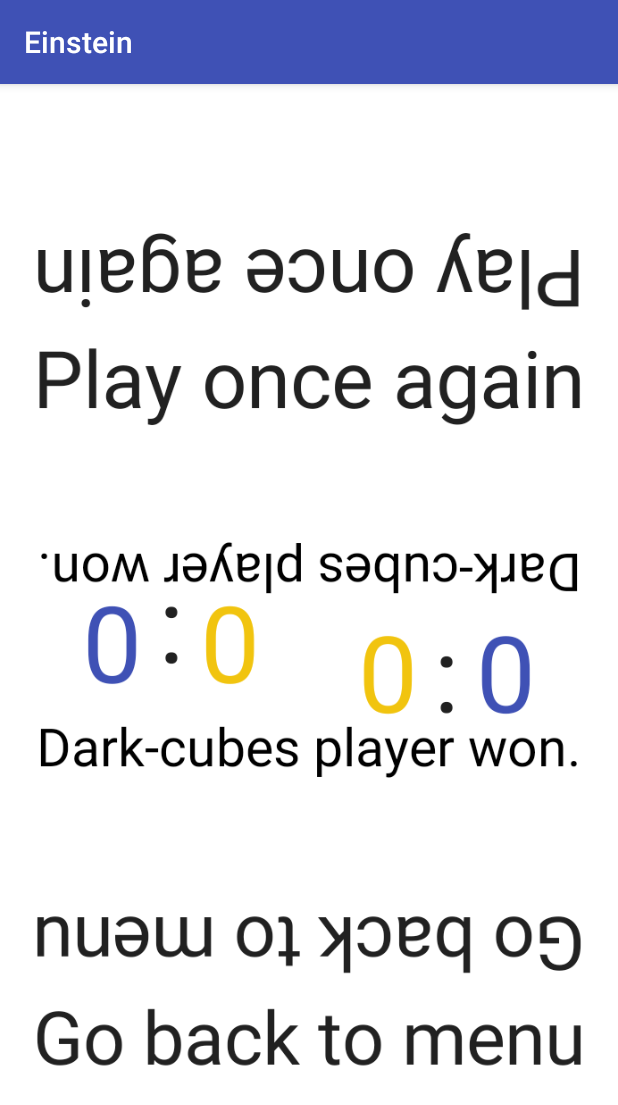
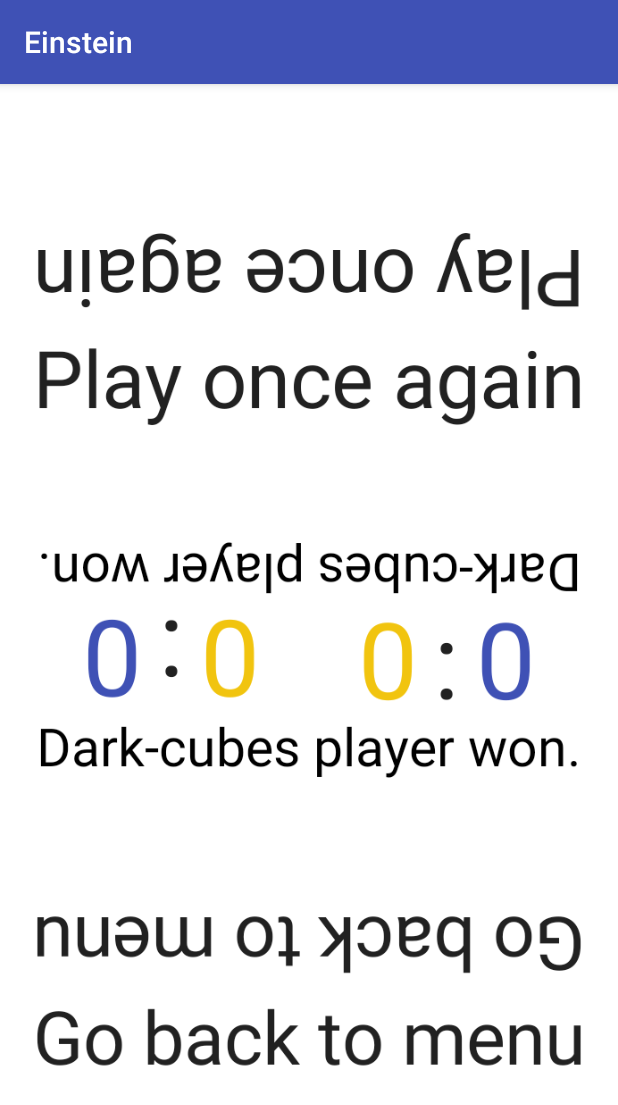
Before and after one commit to apiote/Einstein, an Android app: the EndingDialogueActivity screen opened directly, with no data from a screen before it, on a phone screen of 412 x 824 dp. Shown: the top 1105 px of the screen. Run offline under Robolectric (Android 15) with nearby library versions, the phone set to English and light mode, and no system bars; 3 statements that could not run were skipped.

Commit message:
text vertically centred & ResultsFile fixes

```diff
--- a/app/src/main/java/pl/cba/adamsprogs/einsteinplaysnodice/activities/EndingDialogueActivity.java
+++ b/app/src/main/java/pl/cba/adamsprogs/einsteinplaysnodice/activities/EndingDialogueActivity.java
@@ -77,18 +77,20 @@ public class EndingDialogueActivity extends AppCompatActivity {
         mirrorCanvas.drawText(won, windowWidth / 2, windowHeight / 2 + p.getTextSize() * 2, p);
 
         p.setTextSize(p.getTextSize() * 2);
+        Rect bounds = new Rect();
+        p.getTextBounds(lRes + getString(R.string.resultsSeparator) + dRes, 0, lRes.length() + 1 + dRes.length(), bounds);
 
         p.setColor(Col[0]);
-        canvas.drawText(lRes, 3 * windowWidth / 4 - p.measureText(lRes), windowHeight / 2 + p.getTextSize() / 2, p);
-        mirrorCanvas.drawText(lRes, 3 * windowWidth / 4 - p.measureText(lRes), windowHeight / 2 + p.getTextSize() / 2, p);
+        canvas.drawText(lRes, 3 * windowWidth / 4 - p.measureText(lRes), windowHeight / 2 + bounds.height() / 2, p);
+        mirrorCanvas.drawText(lRes, 3 * windowWidth / 4 - p.measureText(lRes), windowHeight / 2 + bounds.height() / 2, p);
 
         p.setColor(getColour(context, R.color.text));
-        canvas.drawText(getString(R.string.resultsSeparator), 3 * windowWidth / 4, windowHeight / 2 + p.getTextSize() / 2, p);
-        mirrorCanvas.drawText(getString(R.string.resultsSeparator), 3 * windowWidth / 4, windowHeight / 2 + p.getTextSize() / 2, p);
+        canvas.drawText(getString(R.string.resultsSeparator), 3 * windowWidth / 4, windowHeight / 2 + bounds.height() / 2, p);
+        mirrorCanvas.drawText(getString(R.string.resultsSeparator), 3 * windowWidth / 4, windowHeight / 2 + bounds.height() / 2, p);
 
         p.setColor(Col[1]);
-        canvas.drawText(dRes, 3 * windowWidth / 4 + p.measureText(lRes), windowHeight / 2 + p.getTextSize() / 2, p);
-        mirrorCanvas.drawText(dRes, 3 * windowWidth / 4 + p.measureText(lRes), windowHeight / 2 + p.getTextSize() / 2, p);
+        canvas.drawText(dRes, 3 * windowWidth / 4 + p.measureText(lRes), windowHeight / 2 + bounds.height() / 2, p);
+        mirrorCanvas.drawText(dRes, 3 * windowWidth / 4 + p.measureText(lRes), windowHeight / 2 + bounds.height() / 2, p);
 
         p.setColor(getColour(context, R.color.text));
 
--- a/app/src/main/java/pl/cba/adamsprogs/einsteinplaysnodice/utilities/ResultsFile.java
+++ b/app/src/main/java/pl/cba/adamsprogs/einsteinplaysnodice/utilities/ResultsFile.java
@@ -1,7 +1,6 @@
 package pl.cba.adamsprogs.einsteinplaysnodice.utilities;
 
 import android.content.Context;
-import android.util.Log;
 
 import java.io.*;
 
@@ -12,8 +11,8 @@ public class ResultsFile {
 
     public ResultsFile(Context context) {
         this.context = context;
+        results = new int[2];
         readFile();
-        results = new int[2];
     }
 
     private void readFile() {
@@ -23,26 +22,23 @@ public class ResultsFile {
             String inputString;
             String[] results;
             if ((inputString = inputReader.readLine()) != null) {
-                Log.i("ResultsFile", "readFile: " + inputString);
                 results = inputString.split(" ");
-                for (int i = 0; i < 2; ++i)
+                for (int i = 0; i < 2; ++i) {
                     this.results[i] = Integer.parseInt(results[i]);
-            }else Log.i("ResultsFile", "readFile: null");
+                }
+            }
         } catch (Exception ignored) {
         }
     }
 
     public void apply() {
         String res = results[0] + " " + results[1];
-        Log.i("ResultsFile", "apply: " + toString());
         try {
             FileOutputStream fos = context.openFileOutput(fileName, Context.MODE_PRIVATE);
             fos.write(res.getBytes());
             fos.close();
-            Log.i("ResultsFile", "apply: written");
         } catch (Exception e) {
             e.printStackTrace();
-            Log.wtf("ResultsFile", "apply: not written" + e.getMessage());
         }
     }
 
@@ -59,9 +55,7 @@ public class ResultsFile {
     }
 
     public void increment(int which) {
-        Log.i("ResultsFile", "pre: " + toString());
         ++results[which];
-        Log.i("ResultsFile", "post: " + toString());
     }
 
     public void clear() {
```
Also changed, not shown: app/src/main/java/pl/cba/adamsprogs/einsteinplaysnodice/activities/BoardActivity.java (+16 -8 lines).
